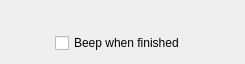
Before: the Qt Designer form src/app/BatchProcessingLowerPanel.ui in abandoned-industries/scantailor-spectre, drawn with Qt 5.
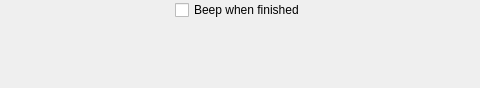
After: the same form once the commit is applied. Custom widgets are drawn as their Qt base class.

The edit to the form file:
```diff
--- a/src/app/BatchProcessingLowerPanel.ui
+++ b/src/app/BatchProcessingLowerPanel.ui
@@ -6,49 +6,38 @@
    <rect>
     <x>0</x>
     <y>0</y>
-    <width>245</width>
-    <height>64</height>
+    <width>480</width>
+    <height>88</height>
    </rect>
   </property>
   <property name="windowTitle">
    <string>Form</string>
   </property>
-  <layout class="QGridLayout" name="gridLayout">
-   <item row="0" column="0" colspan="4">
-    <widget class="SystemLoadWidget" name="systemLoadWidget" native="true"/>
-   </item>
-   <item row="1" column="0">
-    <spacer name="horizontalSpacer">
-     <property name="orientation">
-      <enum>Qt::Horizontal</enum>
-     </property>
-     <property name="sizeHint" stdset="0">
-      <size>
-       <width>1</width>
-       <height>1</height>
-      </size>
-     </property>
-    </spacer>
-   </item>
-   <item row="1" column="1">
+  <layout class="QVBoxLayout" name="verticalLayout">
+   <property name="spacing">
+    <number>16</number>
+   </property>
+   <property name="leftMargin">
+    <number>0</number>
+   </property>
+   <property name="topMargin">
+    <number>0</number>
+   </property>
+   <property name="rightMargin">
+    <number>0</number>
+   </property>
+   <property name="bottomMargin">
+    <number>0</number>
+   </property>
+   <item alignment="Qt::AlignHCenter">
     <widget class="QCheckBox" name="beepWhenFinished">
      <property name="text">
       <string>Beep when finished</string>
      </property>
     </widget>
    </item>
-   <item row="1" column="2">
-    <spacer name="horizontalSpacer_2">
-     <property name="orientation">
-      <enum>Qt::Horizontal</enum>
-     </property>
-     <property name="sizeHint" stdset="0">
-      <size>
-       <width>1</width>
-       <height>1</height>
-      </size>
-     </property>
-    </spacer>
+   <item>
+    <widget class="SystemLoadWidget" name="systemLoadWidget" native="true"/>
    </item>
   </layout>
  </widget>
```
